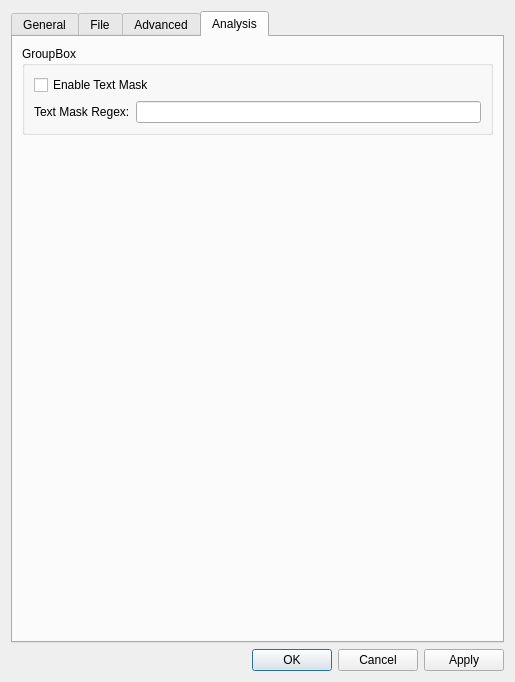
Above: src/ui/include/optionsdialog.ui from dkinsbur/klogg before the change. Below: the same form after it.
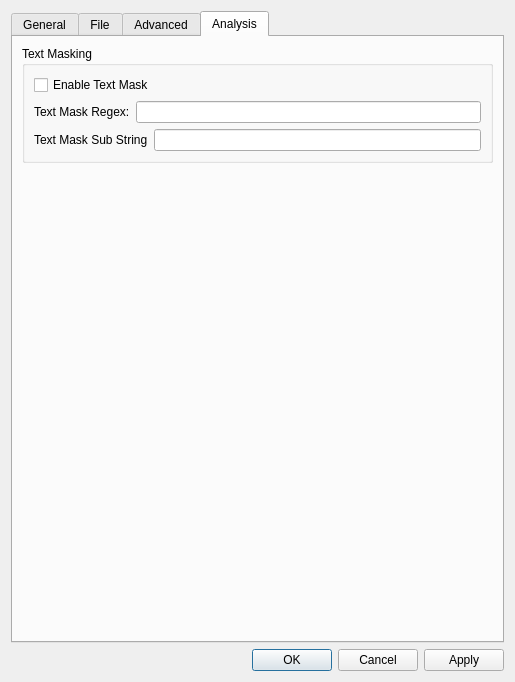
That is the form after the change. The open tabs and pages were chosen to show the change.

Patch:
```diff
--- a/src/ui/include/optionsdialog.ui
+++ b/src/ui/include/optionsdialog.ui
@@ -508,7 +508,7 @@
        <item>
         <widget class="QGroupBox" name="groupBox">
          <property name="title">
-          <string>GroupBox</string>
+          <string>Text Masking</string>
          </property>
          <property name="flat">
           <bool>false</bool>
@@ -537,6 +537,20 @@
               </item>
              </layout>
             </item>
+            <item>
+             <layout class="QHBoxLayout" name="horizontalLayout_8">
+              <item>
+               <widget class="QLabel" name="label_10">
+                <property name="text">
+                 <string>Text Mask Sub String</string>
+                </property>
+               </widget>
+              </item>
+              <item>
+               <widget class="QLineEdit" name="analysisMaskSubStringLineEdit"/>
+              </item>
+             </layout>
+            </item>
            </layout>
           </item>
          </layout>
```
Left out of the diff: 2 changed lines with no effect on the pictures.
